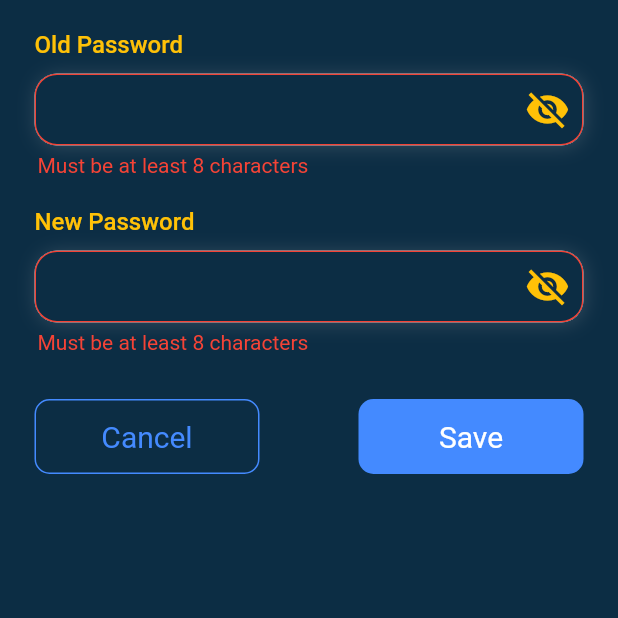
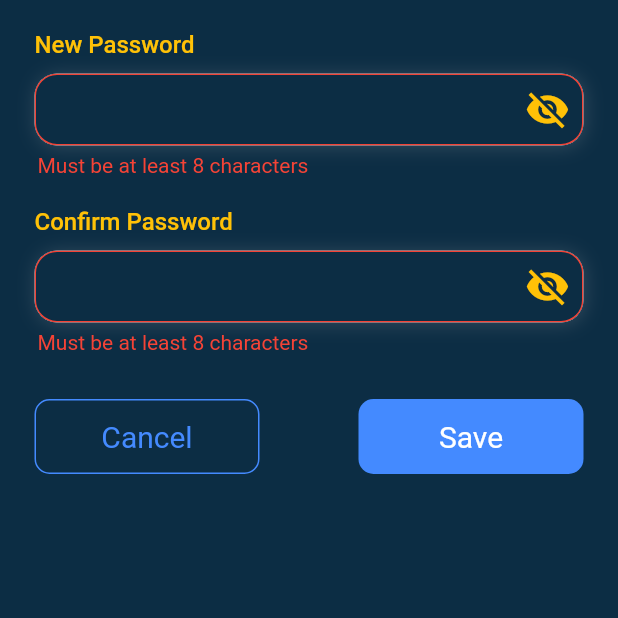
Before and after one commit to mati1yas/mindplex_app, a Flutter app: the ChangePasswordPage screen opened by its route, after a tap on "Save", on a phone screen of 412 x 824 dp, the top half of it. Run offline on Flutter 3.47's test engine with Material 2 defaults, Android fonts, the phone set to English and light mode, and no system bars; our stand-ins replace animated_splash_screen, another_flushbar, cached_network_image, dio, flutter_boxicons, flutter_highlight and 12 more; missing offline and left inert: dart:ffi, shimmer_effect; accounts and stored records are empty.

Commit message:
change password and profile picture added

```diff
--- a/lib/auth/register_page.dart
+++ b/lib/auth/register_page.dart
@@ -70,6 +70,8 @@ class _RegisterPageState extends State<RegisterPage> {
       backgroundColor: Colors.white,
       child: Material(
         color: Color.fromARGB(252, 5, 34, 40),
+        child: Container(
+          height: MediaQuery.of(context).size.height,
           child: Padding(
             padding: const EdgeInsets.only(top: 80),
             child: SingleChildScrollView(
@@ -552,6 +554,7 @@ class _RegisterPageState extends State<RegisterPage> {
             ),
           ),
         ),
+      ),
     );
   }
 
--- a/lib/profile/change_password.dart
+++ b/lib/profile/change_password.dart
@@ -1,8 +1,10 @@
+import 'package:another_flushbar/flushbar.dart';
 import 'package:flutter/cupertino.dart';
 import 'package:flutter/material.dart';
 import 'package:get/get.dart';
 import 'package:get/get_core/src/get_main.dart';
 import 'package:mindplex_app/profile/user_profile_controller.dart';
+import 'package:mindplex_app/services/api_services.dart';
 
 import '../auth/auth_controller/auth_controller.dart';
 import '../blogs/widgets/gradient_button.dart';
@@ -17,40 +19,79 @@ class ChangePasswordPage extends StatefulWidget {
   State<ChangePasswordPage> createState() => _ChangePasswordPageState();
 }
 
-String? oldPasswordError, newPasswordError;
+String? newPasswordError, confirmPasswordError;
 bool _oldPasswordVisible = false;
-bool _newPasswordVisible = false;
+bool _confirmPasswordVisible = false;
 
 class _ChangePasswordPageState extends State<ChangePasswordPage> {
   AuthController authController = Get.put(AuthController());
 
   ProfileController profileController = Get.put(ProfileController());
-  final TextEditingController oldPasswordController = TextEditingController();
   final TextEditingController newPasswordController = TextEditingController();
-  late FocusNode oldPasswordFocusNode, newPasswordFocusNode;
+  final TextEditingController confirmPasswordController = TextEditingController();
+  late FocusNode newPasswordFocusNode, confirmPasswordFocusNode;
 
   @override
   void initState() {
     _oldPasswordVisible = false;
-    _newPasswordVisible = false;
+    _confirmPasswordVisible = false;
     super.initState();
 
-    oldPasswordFocusNode = FocusNode();
     newPasswordFocusNode = FocusNode();
-    oldPasswordFocusNode.addListener(() => setState(() {}));
+    confirmPasswordFocusNode = FocusNode();
     newPasswordFocusNode.addListener(() => setState(() {}));
+    confirmPasswordFocusNode.addListener(() => setState(() {}));
   }
 
   @override
   void dispose() {
-    oldPasswordController.dispose();
     newPasswordController.dispose();
-    oldPasswordFocusNode.dispose();
+    confirmPasswordController.dispose();
     newPasswordFocusNode.dispose();
+    confirmPasswordFocusNode.dispose();
 
     super.dispose();
   }
 
+bool _isUpdating = false;
+  ApiService _apiService = ApiService();
+  Future<String> changePassword(String password) async {
+    showDialog(
+        context: context,
+        barrierDismissible: false,
+        builder: (context) => Center(
+          child: CircularProgressIndicator(color: Colors.green[900]),
+        ));
+    setState(() {
+      _isUpdating = true;
+    });
+    try{
+      String? message = await _apiService.changePassword(password);
+      print(message);
+      setState(() {
+        _isUpdating = false;
+      });
+      Navigator.of(context).pop();
+      Flushbar(
+        flushbarPosition: FlushbarPosition.BOTTOM,
+        margin: const EdgeInsets.fromLTRB(10, 20, 10, 5),
+        titleSize: 20,
+        messageSize: 17,
+        messageColor: Colors.white,
+        backgroundColor: Colors.green,
+        borderRadius: BorderRadius.circular(8),
+        message: "Password Changed",
+        duration: const Duration(seconds: 2),
+      ).show(context);
+      return message;
+    } catch (e) {
+      setState(() {
+        _isUpdating = false;
+      });
+      print('Error updating user profile: $e');
+      return '';
+    }
+  }
   bool isSaved = false;
 
   final _formKey = GlobalKey<FormState>();
@@ -71,31 +112,31 @@ class _ChangePasswordPageState extends State<ChangePasswordPage> {
       Container(
       alignment: Alignment.topLeft,
       margin: const EdgeInsets.only(top: 20),
-      child: Text("Old Password", style: textTheme.displayMedium?.copyWith(fontSize: 16, fontWeight: FontWeight.w500,color: Colors.amber)),
+      child: Text("New Password", style: textTheme.displayMedium?.copyWith(fontSize: 16, fontWeight: FontWeight.w500,color: Colors.amber)),
       ),
       Form(
       key: _formKey,
       child: Column(
       children: [
-      _container(context, oldPasswordController, "Old Password", "password", oldPasswordFocusNode, newPasswordFocusNode, null, () {
+      _container(context, newPasswordController, "New Password", "new", newPasswordFocusNode, confirmPasswordFocusNode, null, () {
       setState(() {
       _oldPasswordVisible = !_oldPasswordVisible;
       });
       }),
-      oldPasswordError != null && isSaved ? errorMessage(oldPasswordError.toString()) : Container(),
+      newPasswordError != null && isSaved ? errorMessage(newPasswordError.toString()) : Container(),
       Container(
       alignment: Alignment.topLeft,
       margin: const EdgeInsets.only(top: 20),
-      child: Text("New Password", style: textTheme.displayMedium?.copyWith(fontSize: 16, fontWeight: FontWeight.w500,color: Colors.amber)),
+      child: Text("Confirm Password", style: textTheme.displayMedium?.copyWith(fontSize: 16, fontWeight: FontWeight.w500,color: Colors.amber)),
       ),
       _container(
-      context, newPasswordController, "New Password", "new", newPasswordFocusNode, null, null,
+      context, confirmPasswordController, "Confirm Password", "confirm", confirmPasswordFocusNode, null, newPasswordController.text,
       () {
       setState(() {
-      _newPasswordVisible = !_newPasswordVisible;
+      _confirmPasswordVisible = !_confirmPasswordVisible;
       });
       }),
-      newPasswordError != null && isSaved ? errorMessage(newPasswordError.toString()) : Container(),
+      confirmPasswordError != null && isSaved ? errorMessage(confirmPasswordError.toString()) : Container(),
       const SizedBox(
       height: 30,
       ),
@@ -106,7 +147,8 @@ class _ChangePasswordPageState extends State<ChangePasswordPage> {
           mainAxisAlignment: MainAxisAlignment.spaceBetween,
             children: [
               buildButton("Cancel", () async {
-                print("account deleted");
+                newPasswordController.text = "";
+                confirmPasswordController.text = "";
               }, Colors.blueAccent, false),
               buildButton("Save", (() async {
                     isSaved = false;
@@ -115,7 +157,7 @@ class _ChangePasswordPageState extends State<ChangePasswordPage> {
                       isSaved = true;
                     });
                     if (isValidForm) {
-                      print(newPasswordController.text! + " " + oldPasswordController.text!);
+                      changePassword(confirmPasswordController.text);
                     }
                   }), Colors.blueAccent.shade200,true)
             ],
@@ -151,10 +193,10 @@ Widget _container(BuildContext context, TextEditingController controller, String
           focusNode: focus,
           autovalidateMode: AutovalidateMode.onUserInteraction,
           controller: controller,
-          obscureText: type == "password" ? !_oldPasswordVisible : !_newPasswordVisible,
-          style: type == "password"?_oldPasswordVisible?textTheme.displayMedium?.copyWith(fontSize: 15, fontWeight: FontWeight.w400,color: Colors.white):
+          obscureText: type == "new" ? !_oldPasswordVisible : !_confirmPasswordVisible,
+          style: type == "new"?_oldPasswordVisible?textTheme.displayMedium?.copyWith(fontSize: 15, fontWeight: FontWeight.w400,color: Colors.white):
           TextStyle(color: Colors.amber,fontSize: 30)://font size to be changed later on
-          _newPasswordVisible?textTheme.displayMedium?.copyWith(fontSize: 15, fontWeight: FontWeight.w400,color: Colors.white):
+          _confirmPasswordVisible?textTheme.displayMedium?.copyWith(fontSize: 15, fontWeight: FontWeight.w400,color: Colors.white):
           TextStyle(color: Colors.amber,fontSize: 30),//font size to be changed later on
           textAlignVertical: TextAlignVertical.center,
           cursorColor: Colors.blue,
@@ -166,7 +208,7 @@ Widget _container(BuildContext context, TextEditingController controller, String
               borderRadius: BorderRadius.circular(15.0),
             ),
             errorStyle: const TextStyle(fontSize: 0.01),
-            contentPadding: type == "password"?_oldPasswordVisible?EdgeInsets.only(left: 10, top: 10, bottom: 10):EdgeInsets.only(left: 5,bottom: 5):_newPasswordVisible?EdgeInsets.only(left: 10, top: 10, bottom: 10):EdgeInsets.only(left: 5,bottom: 5),
+            contentPadding: type == "new"?_oldPasswordVisible?EdgeInsets.only(left: 10, top: 10, bottom: 10):EdgeInsets.only(left: 5,bottom: 5):_confirmPasswordVisible?EdgeInsets.only(left: 10, top: 10, bottom: 10):EdgeInsets.only(left: 5,bottom: 5),
             focusedBorder: OutlineInputBorder(
               borderSide: const BorderSide(color: Colors.blue),
               borderRadius: BorderRadius.circular(15.0),
@@ -183,11 +225,11 @@ Widget _container(BuildContext context, TextEditingController controller, String
             suffixIcon: IconButton(
               onPressed: onTap,
               icon: Icon(
-                type == "password"
+                type == "new"
                     ? _oldPasswordVisible
                     ? Icons.visibility
                     : Icons.visibility_off
-                    : _newPasswordVisible
+                    : _confirmPasswordVisible
                     ? Icons.visibility
                     : Icons.visibility_off,
                 color: focus.hasFocus ? Colors.blue : Colors.amber,
@@ -196,27 +238,45 @@ Widget _container(BuildContext context, TextEditingController controller, String
             ),
           ),
           onFieldSubmitted: ((value) {
-            if (type == "password") {
+            if (type == "new") {
               FocusScope.of(context).requestFocus(focusNext);
             } else {
               FocusScope.of(context).unfocus();
             }
           }),
           validator: ((value) {
-            if (type == "password") {
-              if (value != null && value.length < 8) {
-                oldPasswordError = "Must be at least 8 characters";
-                return oldPasswordError;
-              } else {
-                oldPasswordError = null;
-                return null;
-              }
-            } else if (type == "new") {
+            if (type == "new") {
               if (value != null && value.length < 8) {
                 newPasswordError = "Must be at least 8 characters";
                 return newPasswordError;
-              } else {
+              }
+              else if(!value!.contains(RegExp(r'[a-z]'))){
+                newPasswordError = "Must have at least 1 lower case alphabet";
+                return newPasswordError;
+              }
+              else if(!value!.contains(RegExp(r'[A-Z]'))){
+                newPasswordError = "Must have at least 1 upper case alphabet";
+                return newPasswordError;
+              }
+              else if(!value!.contains(RegExp(r'[0-9]'))){
+                newPasswordError = "Must have at least 1 number";
+                return newPasswordError;
+              }
+              else {
                 newPasswordError = null;
+                return null;
+              }
+            } else if (type == "confirm") {
+              if (value != null && value.length < 8) {
+                confirmPasswordError = "Must be at least 8 characters";
+                return confirmPasswordError;
+              }
+              else if(value != confirmPassword){
+                confirmPasswordError = "Passwords do not match";
+                return confirmPasswordError;
+              }
+              else {
+                confirmPasswordError = null;
                 return null;
               }
             } else {
--- a/lib/utils/constatns.dart
+++ b/lib/utils/constatns.dart
@@ -3,6 +3,8 @@ class AppUrls {
   static var loginUrl = '$baseUrl/auth/v1/token';
   static var profileUrl = '$baseUrl/wp/v2/users/profile';
   static var editProfileUrl = '$baseUrl/wp/v2/users/profile';
+  static var changePasswordUrl = '$baseUrl/wp/v2/users/change-password';
+  static var changeProfilePictureUrl = '$baseUrl/wp/v2/users/profile-picture';
   static var registerationUrl = '$baseUrl/wp/v2/users/register';
   static var blogUrl = '$baseUrl/mp_gl/v1/posts';
   static var commentsFetch = '$baseUrl/wp/v2/comments';
```
Also changed, not shown: lib/profile/personal_settings.dart (+32 -24 lines), lib/profile/recommendation.dart (+42 -54 lines), lib/services/api_services.dart (+54 -2 lines). Lines whose indentation alone changed are shown as unchanged.
